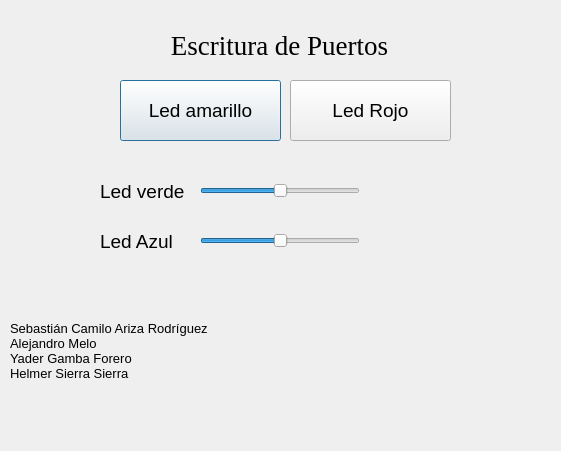
Old version of the form Taller2/Punto1-A.ui in the repository Sebax1901/ElectivaRobotica.
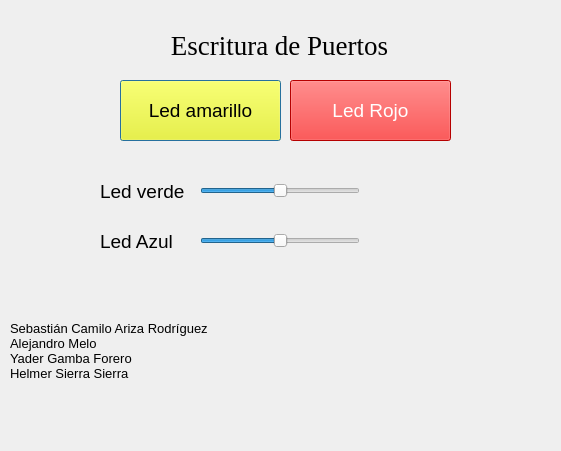
New version of the form. Icons and pictures are not drawn.

Commit message: Finalizando punto 2

```diff
--- a/Taller2/Punto1-A.ui
+++ b/Taller2/Punto1-A.ui
@@ -103,6 +103,9 @@
      <pointsize>14</pointsize>
     </font>
    </property>
+   <property name="styleSheet">
+    <string notr="true">background-color: yellow; color: black</string>
+   </property>
    <property name="text">
     <string>Led amarillo</string>
    </property>
@@ -122,6 +125,9 @@
      <pointsize>14</pointsize>
     </font>
    </property>
+   <property name="styleSheet">
+    <string notr="true">background-color: red; color: white</string>
+   </property>
    <property name="text">
     <string>Led Rojo</string>
    </property>
```
The commit also changes 2 other files.
